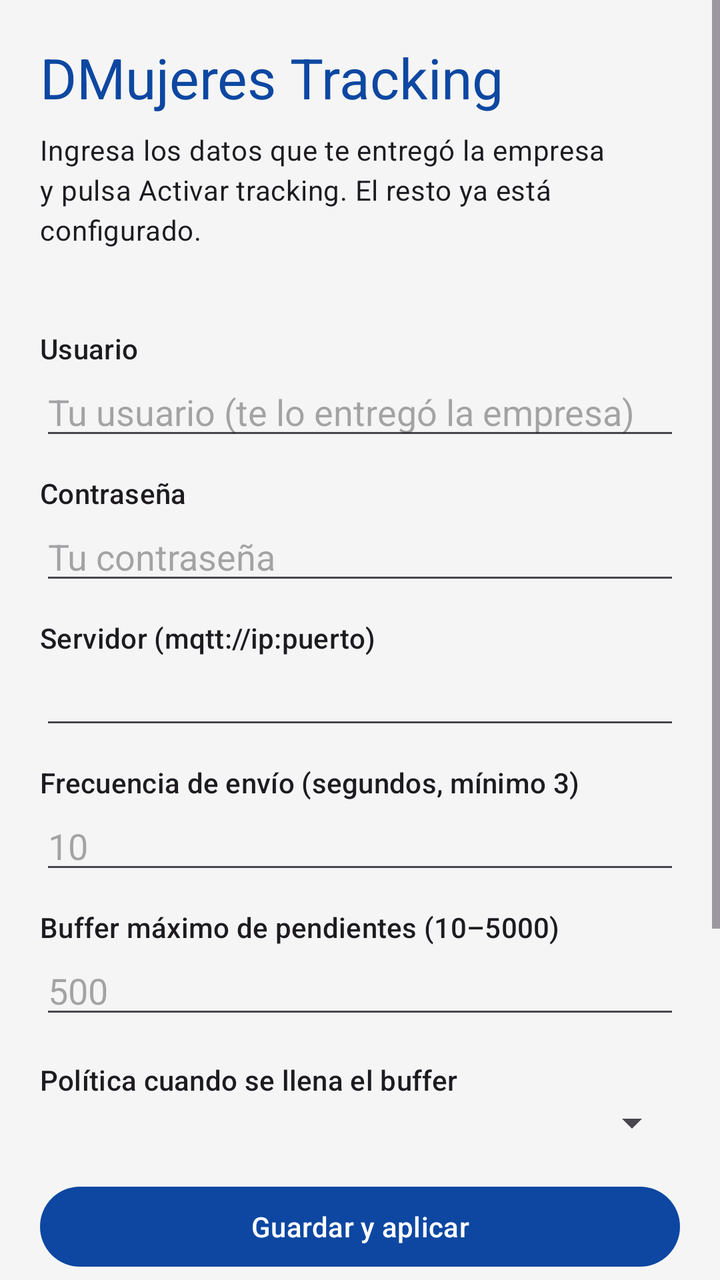
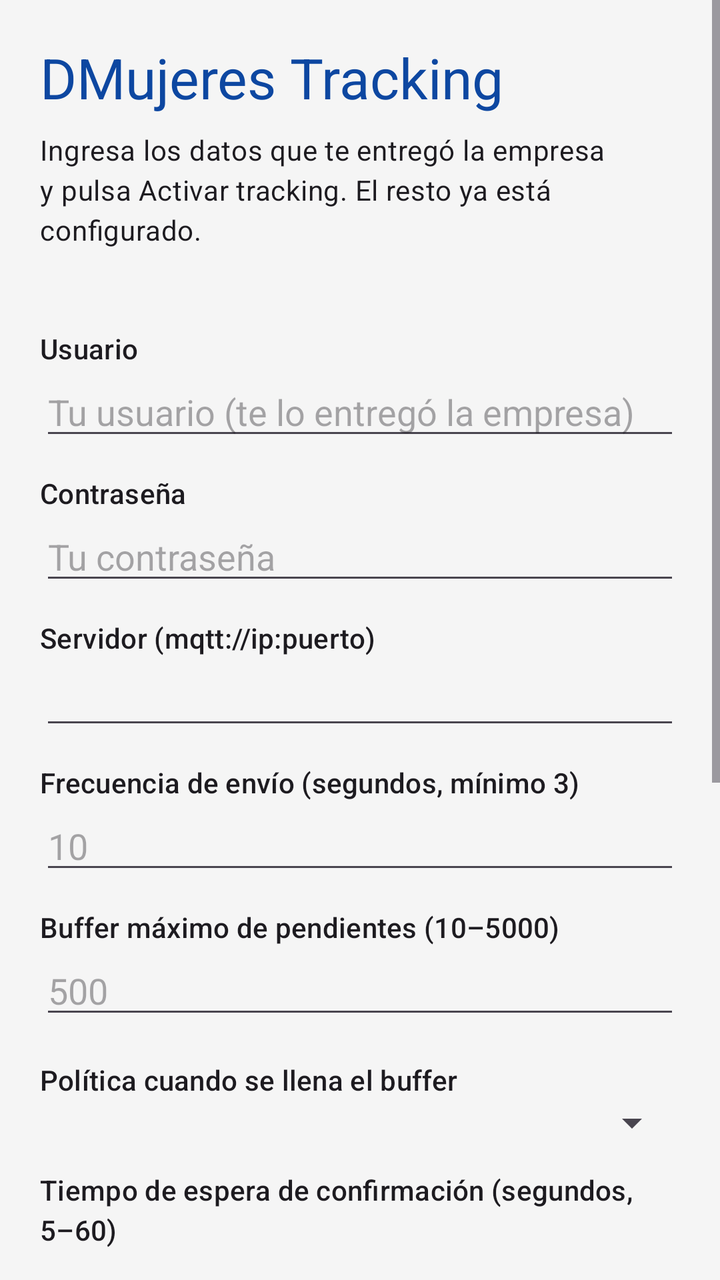

Compare the two renders of this Android layout. The source of the first and the diff that turns it into the second are given below.
<!-- AndroidManifest.xml: application theme Theme.Dmujeres -->
<!-- res/layout/activity_main.xml -->
<?xml version="1.0" encoding="utf-8"?>
<ScrollView xmlns:android="http://schemas.android.com/apk/res/android"
    android:layout_width="match_parent"
    android:layout_height="match_parent"
    android:background="@color/background">

    <LinearLayout
        android:layout_width="match_parent"
        android:layout_height="wrap_content"
        android:orientation="vertical"
        android:padding="20dp">

        <TextView
            android:layout_width="wrap_content"
            android:layout_height="wrap_content"
            android:text="@string/app_name"
            android:textAppearance="@style/TextAppearance.Material3.HeadlineMedium"
            android:textColor="@color/primary"
            android:layout_marginBottom="8dp" />

        <TextView
            android:layout_width="wrap_content"
            android:layout_height="wrap_content"
            android:text="@string/login_body"
            android:textAppearance="@style/TextAppearance.Material3.BodyMedium"
            android:layout_marginBottom="16dp" />

        <TextView
            android:id="@+id/versionText"
            android:layout_width="wrap_content"
            android:layout_height="wrap_content"
            android:textAppearance="@style/TextAppearance.Material3.BodySmall"
            android:textColor="#666666"
            android:layout_marginBottom="8dp" />

        <TextView
            android:layout_width="wrap_content"
            android:layout_height="wrap_content"
            android:text="@string/username_label"
            android:textAppearance="@style/TextAppearance.Material3.LabelLarge" />

        <EditText
            android:id="@+id/usernameInput"
            android:layout_width="match_parent"
            android:layout_height="wrap_content"
            android:hint="@string/username_hint"
            android:inputType="text"
            android:layout_marginBottom="12dp" />

        <TextView
            android:layout_width="wrap_content"
            android:layout_height="wrap_content"
            android:text="@string/password_label"
            android:textAppearance="@style/TextAppearance.Material3.LabelLarge" />

        <EditText
            android:id="@+id/passwordInput"
            android:layout_width="match_parent"
            android:layout_height="wrap_content"
            android:hint="@string/password_hint"
            android:inputType="textPassword"
            android:layout_marginBottom="12dp" />

        <TextView
            android:layout_width="wrap_content"
            android:layout_height="wrap_content"
            android:text="@string/server_hint"
            android:textAppearance="@style/TextAppearance.Material3.LabelLarge" />

        <EditText
            android:id="@+id/serverInput"
            android:layout_width="match_parent"
            android:layout_height="wrap_content"
            android:inputType="textUri"
            android:layout_marginBottom="12dp" />

        <TextView
            android:layout_width="wrap_content"
            android:layout_height="wrap_content"
            android:text="@string/frequency_label"
            android:textAppearance="@style/TextAppearance.Material3.LabelLarge" />

        <EditText
            android:id="@+id/intervalInput"
            android:layout_width="match_parent"
            android:layout_height="wrap_content"
            android:inputType="number"
            android:hint="10"
            android:layout_marginBottom="12dp" />

        <TextView
            android:layout_width="wrap_content"
            android:layout_height="wrap_content"
            android:text="@string/buffer_label"
            android:textAppearance="@style/TextAppearance.Material3.LabelLarge" />

        <EditText
            android:id="@+id/bufferInput"
            android:layout_width="match_parent"
            android:layout_height="wrap_content"
            android:inputType="number"
            android:hint="500"
            android:layout_marginBottom="16dp" />

        <TextView
            android:layout_width="wrap_content"
            android:layout_height="wrap_content"
            android:text="@string/policy_label"
            android:textAppearance="@style/TextAppearance.Material3.LabelLarge" />

        <Spinner
            android:id="@+id/policySpinner"
            android:layout_width="match_parent"
            android:layout_height="wrap_content"
            android:layout_marginBottom="16dp" />

        <Button
            android:id="@+id/saveButton"
            android:layout_width="match_parent"
            android:layout_height="wrap_content"
            android:text="@string/save"
            android:layout_marginBottom="12dp" />

        <Button
            android:id="@+id/permissionsButton"
            android:layout_width="match_parent"
            android:layout_height="wrap_content"
            android:text="@string/permissions_button"
            android:layout_marginBottom="20dp" />

        <TextView
            android:id="@+id/stateText"
            android:layout_width="match_parent"
            android:layout_height="wrap_content"
            android:text="@string/tracking_off"
            android:textAppearance="@style/TextAppearance.Material3.TitleMedium"
            android:textColor="@color/primary"
            android:padding="12dp"
            android:background="@drawable/state_background"
            android:layout_marginBottom="12dp" />

        <TextView
            android:id="@+id/pendingText"
            android:layout_width="match_parent"
            android:layout_height="wrap_content"
            android:text=""
            android:textAppearance="@style/TextAppearance.Material3.BodyMedium"
            android:layout_marginBottom="20dp" />

        <Button
            android:id="@+id/toggleButton"
            android:layout_width="match_parent"
            android:layout_height="wrap_content"
            android:text="@string/start" />

    </LinearLayout>
</ScrollView>
<!-- resources referenced by this layout -->
<resources>
  <color name="background">#F5F5F5</color>
  <color name="primary">#0D47A1</color>
  <!-- drawable state_background (drawable) -->
  <?xml version="1.0" encoding="utf-8"?>
  <shape xmlns:android="http://schemas.android.com/apk/res/android" android:shape="rectangle">
      <solid android:color="#E3F2FD" />
      <corners android:radius="8dp" />
  </shape>
  <string name="app_name">DMujeres Tracking</string>
  <string name="buffer_label">Buffer máximo de pendientes (10–5000)</string>
  <string name="frequency_label">Frecuencia de envío (segundos, mínimo 3)</string>
  <string name="login_body">Ingresa los datos que te entregó la empresa y pulsa "Activar tracking". El resto ya está configurado.</string>
  <string name="password_hint">Tu contraseña</string>
  <string name="password_label">Contraseña</string>
  <string name="permissions_button">Permisos y batería</string>
  <string name="policy_label">Política cuando se llena el buffer</string>
  <string name="save">Guardar y aplicar</string>
  <string name="server_hint">Servidor (mqtt://ip:puerto)</string>
  <string name="start">Iniciar jornada</string>
  <string name="tracking_off">Jornada finalizada</string>
  <string name="username_hint">Tu usuario (te lo entregó la empresa)</string>
  <string name="username_label">Usuario</string>
  <style name="Theme.Dmujeres" parent="Theme.Material3.Light.NoActionBar">
          <item name="colorPrimary">@color/primary</item>
          <item name="colorPrimaryDark">@color/primary_dark</item>
          <item name="colorAccent">@color/accent</item>
          <item name="android:statusBarColor">@color/primary_dark</item>
      </style>
  <color name="primary_dark">#002171</color>
  <color name="accent">#FFC107</color>
</resources>

<!-- the commit's change to res/layout/activity_main.xml (unified diff, before → after) -->
@@ -112,6 +112,34 @@
             android:id="@+id/policySpinner"
             android:layout_width="match_parent"
             android:layout_height="wrap_content"
+            android:layout_marginBottom="12dp" />
+
+        <TextView
+            android:layout_width="wrap_content"
+            android:layout_height="wrap_content"
+            android:text="@string/ack_timeout_label"
+            android:textAppearance="@style/TextAppearance.Material3.LabelLarge" />
+
+        <EditText
+            android:id="@+id/ackTimeoutInput"
+            android:layout_width="match_parent"
+            android:layout_height="wrap_content"
+            android:inputType="number"
+            android:hint="15"
+            android:layout_marginBottom="12dp" />
+
+        <TextView
+            android:layout_width="wrap_content"
+            android:layout_height="wrap_content"
+            android:text="@string/max_retries_label"
+            android:textAppearance="@style/TextAppearance.Material3.LabelLarge" />
+
+        <EditText
+            android:id="@+id/maxRetriesInput"
+            android:layout_width="match_parent"
+            android:layout_height="wrap_content"
+            android:inputType="number"
+            android:hint="30"
             android:layout_marginBottom="16dp" />
 
         <Button
<!-- resource entries referenced after the edit -->
@@ -8,10 +8,12 @@
       <solid android:color="#E3F2FD" />
       <corners android:radius="8dp" />
   </shape>
+  <string name="ack_timeout_label">Tiempo de espera de confirmación (segundos, 5–60)</string>
   <string name="app_name">DMujeres Tracking</string>
   <string name="buffer_label">Buffer máximo de pendientes (10–5000)</string>
   <string name="frequency_label">Frecuencia de envío (segundos, mínimo 3)</string>
   <string name="login_body">Ingresa los datos que te entregó la empresa y pulsa "Activar tracking". El resto ya está configurado.</string>
+  <string name="max_retries_label">Máximos reintentos por mensaje (3–200)</string>
   <string name="password_hint">Tu contraseña</string>
   <string name="password_label">Contraseña</string>
   <string name="permissions_button">Permisos y batería</string>
